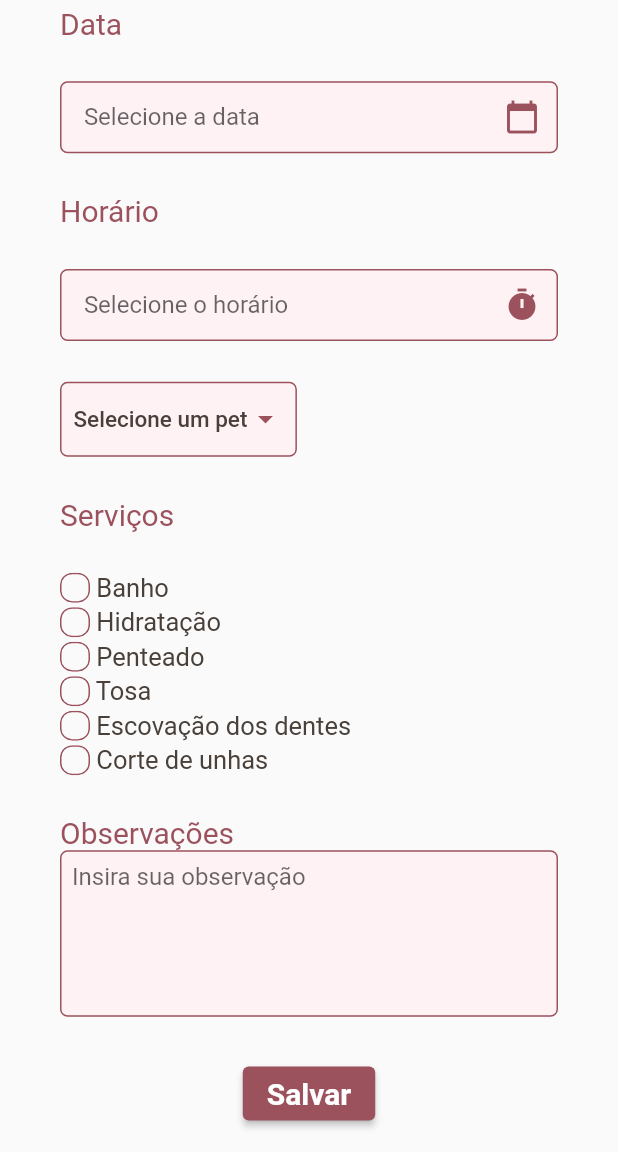
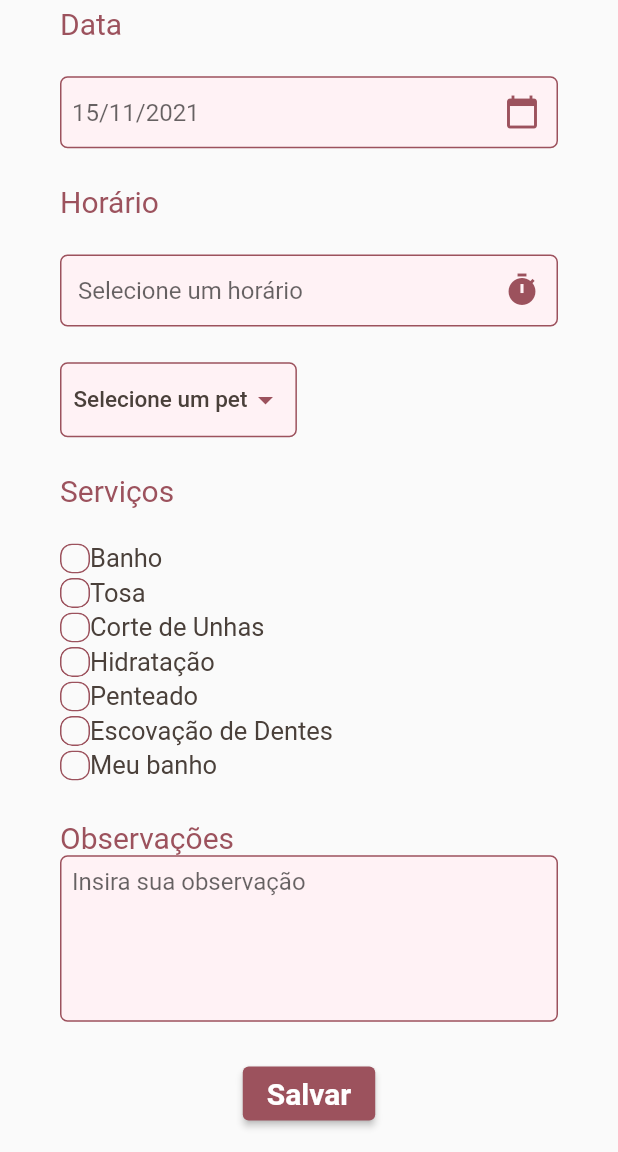
Before and after one commit to dopinheiro/AppAgendamentoPetshop, a Flutter app: the NewAppointmentsPage screen opened by its route, after a tap on "Salvar", on a phone screen of 412 x 824 dp, the part 84-1236 px from its top. Run offline on Flutter 3.47's test engine with Material 2 defaults, Android fonts, the phone set to English and light mode, and no system bars; our stand-ins replace font_awesome_flutter; network calls fail.

Commit message:
Edit appointment (#9)
* Criado modelos de estados

* instanciado newAppointment

* Observações

* Finalizado agendamento

```diff
--- a/lib/pages/appointmentsPage.dart
+++ b/lib/pages/appointmentsPage.dart
@@ -11,9 +11,9 @@ class AppointmentsPage extends StatefulWidget {
 }
 
 class _AppointmentsPageState extends State<AppointmentsPage> {
-  var cardValues;
+  List cardValues=[];
   Future getApointments() async {
-    var url = Uri.parse('http://192.168.100.78:5000/api/get-appointments/');
+    var url = Uri.parse('http://192.168.100.67:5000/api/get-appointments/');
     var response = await http.get(url);
     var json = jsonDecode(response.body);
 
@@ -50,7 +50,7 @@ class _AppointmentsPageState extends State<AppointmentsPage> {
               ),
             ),
           ),
-
+          if(cardValues.length>0)
             for(final card in cardValues)
               Container(
               height: MediaQuery.of(context).size.height*0.15,
--- a/lib/pages/newAppointmentsPage.dart
+++ b/lib/pages/newAppointmentsPage.dart
@@ -1,4 +1,5 @@
 import 'dart:async';
+import 'package:intl/intl.dart';
 import 'package:flutter/material.dart';
 import 'package:petshop/utils/colors/appColors.dart';
 import 'package:http/http.dart' as http;
@@ -10,31 +11,21 @@ class NewAppointmentsPage extends StatefulWidget {
 
 class _NewAppointmentsPageState extends State<NewAppointmentsPage> {
   Future fetch() async {
-    var url = Uri.parse('http://192.168.100.78:5000/api/add-appointment');
+    var url = Uri.parse('http://192.168.100.67:5000/api/add-appointment');
     var service = [];
     var updatedDateTime = new DateTime(currentDate.year, currentDate.month,
         currentDate.day, selectedTime.hour, selectedTime.minute);
-    print(updatedDateTime);
-    _isChecked.forEach((key, value) {
-      if (value == true) {
-        service.add(key);
-      }
+    var response = await http.post(url, body: {
+      'date': DateFormat('yyyy-MM-dd kk:mm').format(updatedDateTime),
+      'pet': newAppointment.pet.id.toString(),
+      'service': newAppointment.services.toString(),
+      'note': newAppointment.note
     });
-    print(service);
-    var response = await http.post(url, body: {
-      'date': currentDate.toString(),
-      'time': selectedTime.toString(),
-      'pet': pet,
-      'service': service.toString(),
-      'note': 'Tanto faz'
-    });
-    print(currentDate.toString());
-    print('Response status: ${response.statusCode}');
     print('Response status: ${response.body}');
   }
 
   DateTime currentDate = DateTime.now();
-  TimeOfDay selectedTime = TimeOfDay(hour: 00, minute: 00);
+  TimeOfDay selectedTime;
 
   Future<void> _selectDate(BuildContext context) async {
     final DateTime pickedDate = await showDatePicker(
@@ -44,14 +35,14 @@ class _NewAppointmentsPageState extends State<NewAppointmentsPage> {
         lastDate: DateTime(2050));
     if (pickedDate != null && pickedDate != currentDate)
       setState(() {
-        currentDate = pickedDate;
+        newAppointment.date = pickedDate;
       });
   }
 
   Future<Null> _selectTime(BuildContext context) async {
     final TimeOfDay picked = await showTimePicker(
       context: context,
-      initialTime: selectedTime,
+      initialTime: TimeOfDay.now(),
     );
     if (picked != null)
       setState(() {
@@ -65,22 +56,42 @@ class _NewAppointmentsPageState extends State<NewAppointmentsPage> {
   };
 
   var pets = [
-    {"id": "1", "name":"Maya"},
-    {"id": "2", "name":"Steve"},
+    {"id": 1, "name":"Maya"},
+    {"id": 2, "name":"Steve"},
   ];
 
-  var _isChecked = {
-    '1': false,
-    '2': false,
-    '3': false,
-    '4': false,
-    '5': false,
-    '6': false,
+  Appointment newAppointment = Appointment(
+    id:0,
+    date: DateTime.now(),
+    pet: Pet(
+      id: 0,
+      name: "Selecione um pet",
+    ),
+    status: Null,
+    note: Null
+  );
+
+
+  List<Service> services = [
+    Service(id:1,name:"Banho", isChecked:false),
+    Service(id:2,name:"Tosa", isChecked:false),
+    Service(id:3,name:"Corte de Unhas", isChecked:false),
+    Service(id:4,name:"Hidratação", isChecked:false),
+    Service(id:5,name:"Penteado", isChecked:false),
+    Service(id:6,name:"Escovação de Dentes", isChecked:false),
+    Service(id:7,name:"Meu banho", isChecked:false)
+  ];
+
+  void changeChecks(int key) {
+    setState(() {
+      String action;
+      for(final service in services){
+        if(service.id==key) {
+          service.isChecked= !service.isChecked;
+          service.isChecked ? action="add" : action="del";
+          newAppointment.setServices(key, action);
         };
-
-  void changeChecks(String key) {
-    setState(() {
-      _isChecked[key] = !_isChecked[key];
+      };
     });
   }
 
@@ -129,7 +140,7 @@ class _NewAppointmentsPageState extends State<NewAppointmentsPage> {
                 filled: true,
                 fillColor: Color(0xFFFFF2F5),
                 suffixIcon: Icon(Icons.calendar_today, color: AppColors.purple),
-                hintText: "  Selecione a data",
+                hintText: DateFormat('dd/MM/yyyy').format(newAppointment.date),
                 labelStyle: TextStyle(
                   color: AppColors.brown,
                   fontSize: 20,
@@ -162,7 +173,7 @@ class _NewAppointmentsPageState extends State<NewAppointmentsPage> {
                 filled: true,
                 fillColor: Color(0xFFFFF2F5),
                 suffixIcon: Icon(Icons.timer, color: AppColors.purple),
-                hintText: "  Selecione o horário",
+                hintText: selectedTime == null ? " Selecione um horário": selectedTime.format(context),
                 labelStyle: TextStyle(
                   color: AppColors.brown,
                   fontSize: 20,
@@ -184,7 +195,7 @@ class _NewAppointmentsPageState extends State<NewAppointmentsPage> {
                     items: [
                       for(final item in pets)
                         DropdownMenuItem<String>(
-                        value: item["id"],
+                        value: item["id"].toString(),
                         child: Text(
                           item["name"],
                           style: TextStyle(color: AppColors.brown),
@@ -192,7 +203,7 @@ class _NewAppointmentsPageState extends State<NewAppointmentsPage> {
                       )
                       ],
                     hint: Text(
-                      pet["name"],
+                      newAppointment.pet.name,
                       style: TextStyle(
                           color: AppColors.brown,
                           fontSize: 15,
@@ -201,8 +212,8 @@ class _NewAppointmentsPageState extends State<NewAppointmentsPage> {
                     onChanged: (String value) {
                       setState(() {
                         for (var item in pets) {
-                          if (item["id"]==value) {
-                            pet = item;
+                          if (item["id"].toString()==value) {
+                            newAppointment.setPet(item);
                           };
                         };
                       });
@@ -214,12 +225,13 @@ class _NewAppointmentsPageState extends State<NewAppointmentsPage> {
             Container(
                 child: Column(
               children: [
+                for(final service in services)
                   Padding(
                     padding: const EdgeInsets.only(bottom: 3),
                     child: Row(
                       children: [
                         SizedBox(
-                          key: Key("1"),
+                            key: Key(service.id.toString()),
                             width: 20.0,
                             height: 20.0,
                             child: Material(
@@ -228,193 +240,26 @@ class _NewAppointmentsPageState extends State<NewAppointmentsPage> {
                                   borderRadius: BorderRadius.circular(8.0),
                                   side: BorderSide(
                                       width: 1.0,
-                                    color: _isChecked["1"]
+                                      color: service.isChecked
                                           ? AppColors.purple
                                           : AppColors.purple)),
                               color: Colors.transparent,
                               child: InkWell(
                                   onTap: () {
-                                  changeChecks("1");
+                                    changeChecks(service.id);
                                   },
                                   child: Visibility(
-                                  visible: _isChecked["1"],
+                                    visible: service.isChecked,
                                     child: Icon(Icons.check,
                                         color: AppColors.brown, size: 20.0),
                                   )),
                             )),
                         Text(
-                        " Banho",
+                          service.name,
                           style: TextStyle(color: AppColors.brown, fontSize: 17),
                         )
                       ],
                     ),
-                ),
-                Padding(
-                  padding: const EdgeInsets.only(bottom: 3),
-                  child: Row(
-                    children: [
-                      SizedBox(
-                          width: 20.0,
-                          height: 20.0,
-                          child: Material(
-                            clipBehavior: Clip.antiAlias,
-                            shape: RoundedRectangleBorder(
-                                borderRadius: BorderRadius.circular(8.0),
-                                side: BorderSide(
-                                    width: 1.0,
-                                    color: _isChecked["2"]
-                                        ? AppColors.purple
-                                        : AppColors.purple)),
-                            color: Colors.transparent,
-                            child: InkWell(
-                                onTap: () {
-                                  changeChecks("2");
-                                },
-                                child: Visibility(
-                                  visible: _isChecked["2"],
-                                  child: Icon(Icons.check,
-                                      color: AppColors.brown, size: 20.0),
-                                )),
-                          )),
-                      Text(
-                        " Hidratação",
-                        style: TextStyle(color: AppColors.brown, fontSize: 17),
-                      )
-                    ],
-                  ),
-                ),
-                Padding(
-                  padding: const EdgeInsets.only(bottom: 3),
-                  child: Row(
-                    children: [
-                      SizedBox(
-                          width: 20.0,
-                          height: 20.0,
-                          child: Material(
-                            clipBehavior: Clip.antiAlias,
-                            shape: RoundedRectangleBorder(
-                                borderRadius: BorderRadius.circular(8.0),
-                                side: BorderSide(
-                                    width: 1.0,
-                                    color: _isChecked["3"]
-                                        ? AppColors.purple
-                                        : AppColors.purple)),
-                            color: Colors.transparent,
-                            child: InkWell(
-                                onTap: () {
-                                  changeChecks("3");
-                                },
-                                child: Visibility(
-                                  visible: _isChecked["3"],
-                                  child: Icon(Icons.check,
-                                      color: AppColors.brown, size: 20.0),
-                                )),
-                          )),
-                      Text(
-                        " Penteado",
-                        style: TextStyle(color: AppColors.brown, fontSize: 17),
-                      )
-                    ],
-                  ),
-                ),
-                Padding(
-                  padding: const EdgeInsets.only(bottom: 3),
-                  child: Row(
-                    children: [
-                      SizedBox(
-                          width: 20.0,
-                          height: 20.0,
-                          child: Material(
-                            clipBehavior: Clip.antiAlias,
-                            shape: RoundedRectangleBorder(
-                                borderRadius: BorderRadius.circular(8.0),
-                                side: BorderSide(
-                                    width: 1.0,
-                                    color: _isChecked["4"]
-                                        ? AppColors.purple
-                                        : AppColors.purple)),
-                            color: Colors.transparent,
-                            child: InkWell(
-                                onTap: () {
-                                  changeChecks("4");
-                                },
-                                child: Visibility(
-                                  visible: _isChecked["4"],
-                                  child: Icon(Icons.check,
-                                      color: AppColors.brown, size: 20.0),
-                                )),
-                          )),
-                      Text(
-                        " Tosa",
-                        style: TextStyle(color: AppColors.brown, fontSize: 17),
-                      )
-                    ],
-                  ),
-                ),
-                Padding(
-                  padding: const EdgeInsets.only(bottom: 3),
-                  child: Row(
-                    children: [
-                      SizedBox(
-                          width: 20.0,
-                          height: 20.0,
-                          child: Material(
-                            clipBehavior: Clip.antiAlias,
-                            shape: RoundedRectangleBorder(
-                                borderRadius: BorderRadius.circular(8.0),
-                                side: BorderSide(
-                                    width: 1.0,
-                                    color: _isChecked["5"]
-                                        ? AppColors.purple
-                                        : AppColors.purple)),
-                            color: Colors.transparent,
-                            child: InkWell(
-                                onTap: () {
-                                  changeChecks("5");
-                                },
-                                child: Visibility(
-                                  visible: _isChecked["5"],
-                                  child: Icon(Icons.check,
-                                      color: AppColors.brown, size: 20.0),
-                                )),
-                          )),
-                      Text(
-                        " Escovação dos dentes",
-                        style: TextStyle(color: AppColors.brown, fontSize: 17),
-                      )
-                    ],
-                  ),
-                ),
-                Row(
-                  children: [
-                    SizedBox(
-                        width: 20.0,
-                        height: 20.0,
-                        child: Material(
-                          clipBehavior: Clip.antiAlias,
-                          shape: RoundedRectangleBorder(
-                              borderRadius: BorderRadius.circular(8.0),
-                              side: BorderSide(
-                                  width: 1.0,
-                                  color: _isChecked["6"]
-                                      ? AppColors.purple
-                                      : AppColors.purple)),
-                          color: Colors.transparent,
-                          child: InkWell(
-                              onTap: () {
-                                changeChecks("6");
-                              },
-                              child: Visibility(
-                                visible: _isChecked["6"],
-                                child: Icon(Icons.check,
-                                    color: AppColors.brown, size: 20.0),
-                              )),
-                        )),
-                    Text(
-                      " Corte de unhas",
-                      style: TextStyle(color: AppColors.brown, fontSize: 17),
-                    )
-                  ],
                 ),
               ],
             )),
@@ -428,6 +273,13 @@ class _NewAppointmentsPageState extends State<NewAppointmentsPage> {
                     style: TextStyle(color: AppColors.purple, fontSize: 20),
                   ),
                   TextField(
+
+                      onChanged: (String text) {
+                        setState( () {
+                          newAppointment.note=text;
+                        });
+                        print(newAppointment.note);
+                      },
                     maxLines: 5,
                     keyboardType: TextInputType.text,
                     decoration: InputDecoration(
@@ -483,3 +335,68 @@ class _NewAppointmentsPageState extends State<NewAppointmentsPage> {
     );
   }
 }
+
+
+class Appointment {
+  int id;
+  DateTime date;
+  Pet pet;
+  List<int> services=[];
+  var status;
+  var note;
+
+  Appointment({this.id, this.date, this.pet, this.status, this.note} );
+
+  factory Appointment.fromJson(Map json) {
+    return Appointment(
+      id:json['id'],
+      date:json['date'],
+      pet:Pet.fromJson(json['pet']),
+      status:json['status'],
+      note:json['note']
+    );
+  }
+
+  setPet(Map pet) {
+    this.pet = Pet.fromJson(pet);
+  }
+
+  setServices(int id, String action) {
+    if(action=="add") {
+      this.services.add(id);
+    }
+    else if (action=="del") {
+      this.services.remove(id);
+    }
+  }
+}
+
+class Pet {
+  int id;
+  String name;
+
+  Pet({this.id, this.name});
+
+  factory Pet.fromJson(Map json) {
+    return Pet(
+      id:json['id'],
+      name:json['name'],
+    );
+  }
+}
+
+class Service {
+  int id;
+  String name;
+  bool isChecked;
+
+  Service({this.id, this.name, this.isChecked});
+
+  factory Service.fromJson(Map json) {
+    return Service(
+      id:json['id'],
+      name:json['name'],
+      isChecked:json['isChecked']
+    );
+  }
+}
--- a/pubspec.yaml
+++ b/pubspec.yaml
@@ -20,6 +20,7 @@ dependencies:
   flutter_native_splash: ^0.1.9
   flutter_launcher_icons: ^0.8.1
   http: ^0.13.4
+  intl: ^0.15.7
 
 dev_dependencies:
   flutter_test:
```
Also changed, not shown: pubspec.lock. Lines whose indentation alone changed are shown as unchanged.
